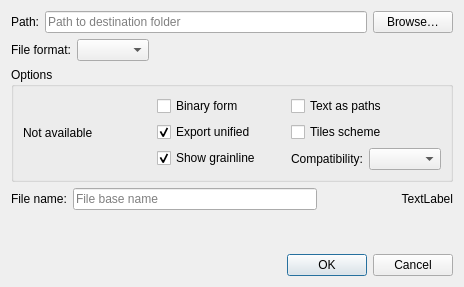
Above: src/app/puzzle/dialogs/dialogsavemanuallayout.ui from dismine/valentina before the change. Below: the same form after it.
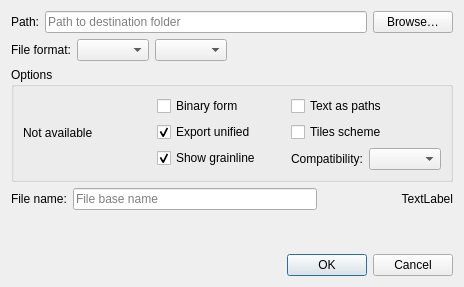
That is the form after the change. Icons and pictures are not drawn.

Commit message: Divide the list of export file formats into two.

Diff of the .ui file:
```diff
--- a/src/app/puzzle/dialogs/dialogsavemanuallayout.ui
+++ b/src/app/puzzle/dialogs/dialogsavemanuallayout.ui
@@ -89,6 +89,13 @@
        </property>
       </widget>
      </item>
+     <item>
+      <widget class="QComboBox" name="comboBoxFormatType">
+       <property name="sizeAdjustPolicy">
+        <enum>QComboBox::AdjustToContents</enum>
+       </property>
+      </widget>
+     </item>
      <item>
       <spacer name="horizontalSpacer_5">
        <property name="orientation">
```
Left out of the diff: 2 changed lines with no effect on the pictures. The commit also changes 9 other files.
